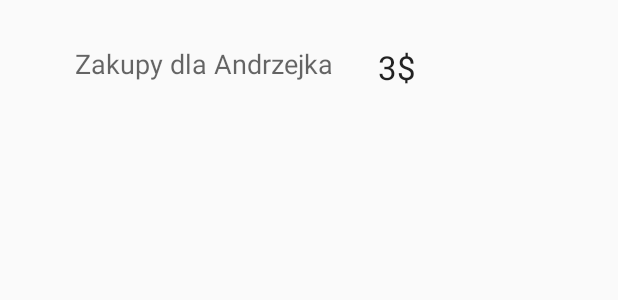
After one commit to grzeprza/TinyJobs, an Android app: the layout row.xml on its own in the app's theme, with its tools: preview values and no code run, on a phone screen of 412 x 824 dp. The commit adds this screen. Shown: the top 300 px of the screen. Run offline under Robolectric (Android 15) with nearby library versions, the phone set to English and light mode, and no system bars; network calls fail.

Commit message:
Added content to Tabs in MyTasks (Task, TaskAdapter)

```diff
--- a/app/src/main/res/layout/activity_my_tasks.xml
+++ b/app/src/main/res/layout/activity_my_tasks.xml
@@ -12,7 +12,7 @@
 
         <LinearLayout
             android:layout_width="match_parent"
-            android:layout_height="match_parent"
+            android:layout_height="wrap_content"
             android:orientation="vertical">
 
             <TabWidget
@@ -24,7 +24,7 @@
             <FrameLayout
                 android:id="@android:id/tabcontent"
                 android:layout_width="match_parent"
-                android:layout_height="match_parent">
+                android:layout_height="wrap_content">
             </FrameLayout>
         </LinearLayout>
     </TabHost>
--- /dev/null
+++ b/app/src/main/res/layout/row.xml
@@ -0,0 +1,36 @@
+<?xml version="1.0" encoding="utf-8"?>
+<RelativeLayout xmlns:android="http://schemas.android.com/apk/res/android"
+    android:layout_width="match_parent" android:layout_height="wrap_content">
+
+    <ImageView
+        android:layout_width="wrap_content"
+        android:layout_height="wrap_content"
+        android:id="@+id/imageView_rowtaskOwner"
+        android:layout_alignParentStart="true"
+        android:padding="10dp"
+       />
+
+    <TextView
+        android:layout_width="wrap_content"
+        android:layout_height="wrap_content"
+        android:id="@+id/textView_rowtaskName"
+        android:textAppearance="?android:attr/textAppearanceMedium"
+        android:text="Zakupy dla Andrzejka"
+        android:layout_alignParentTop="true"
+        android:layout_toRightOf="@id/imageView_rowtaskOwner"
+        android:paddingLeft="30dp"
+        android:layout_marginTop="30dp"
+        />
+
+    <TextView
+        android:layout_width="wrap_content"
+        android:layout_height="wrap_content"
+        android:id="@+id/textView_rowEarnedMoney"
+        android:text="3$"
+        android:textAppearance="?android:attr/textAppearanceLarge"
+        android:layout_toRightOf="@id/textView_rowtaskName"
+        android:layout_alignParentTop="true"
+        android:paddingLeft="30dp"
+        android:layout_marginTop="30dp"
+        />
+</RelativeLayout>
--- a/app/src/main/res/layout/tab_finished.xml
+++ b/app/src/main/res/layout/tab_finished.xml
@@ -5,6 +5,7 @@
     android:layout_height="match_parent">
 
     <ListView
+        android:id="@+id/listView_finished"
         android:layout_width="match_parent"
         android:layout_height="wrap_content">
     </ListView>
--- a/app/src/main/res/layout/tab_raised.xml
+++ b/app/src/main/res/layout/tab_raised.xml
@@ -4,6 +4,7 @@
     android:layout_height="match_parent">
 
     <ListView
+        android:id="@+id/listView_raised"
         android:layout_width="match_parent"
         android:layout_height="wrap_content">
 
--- a/app/src/main/res/layout/tab_taken.xml
+++ b/app/src/main/res/layout/tab_taken.xml
@@ -4,6 +4,7 @@
     android:layout_height="match_parent">
 
     <ListView
+        android:id="@+id/listView_taken"
         android:layout_width="match_parent"
         android:layout_height="wrap_content">
 
```
Also changed, not shown: app/src/main/java/pl/project/gpmw/tinyjobs/TabFinished.java (+26 -8 lines), app/src/main/java/pl/project/gpmw/tinyjobs/TabRaised.java (+27 -6 lines), app/src/main/java/pl/project/gpmw/tinyjobs/TabTaken.java (+19 -7 lines), app/src/main/java/pl/project/gpmw/tinyjobs/Task.java (added, +34 -0 lines), app/src/main/java/pl/project/gpmw/tinyjobs/TaskAdapter.java (added, +54 -0 lines), app/src/main/res/drawable/ic_launcher.png (added), 1 other file.
